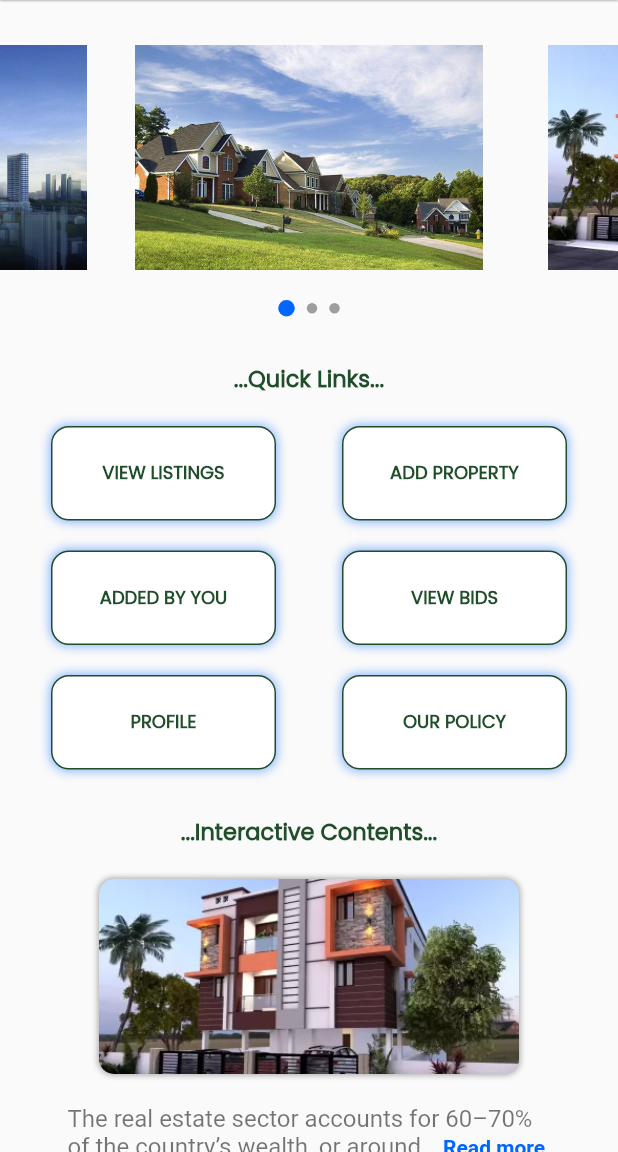
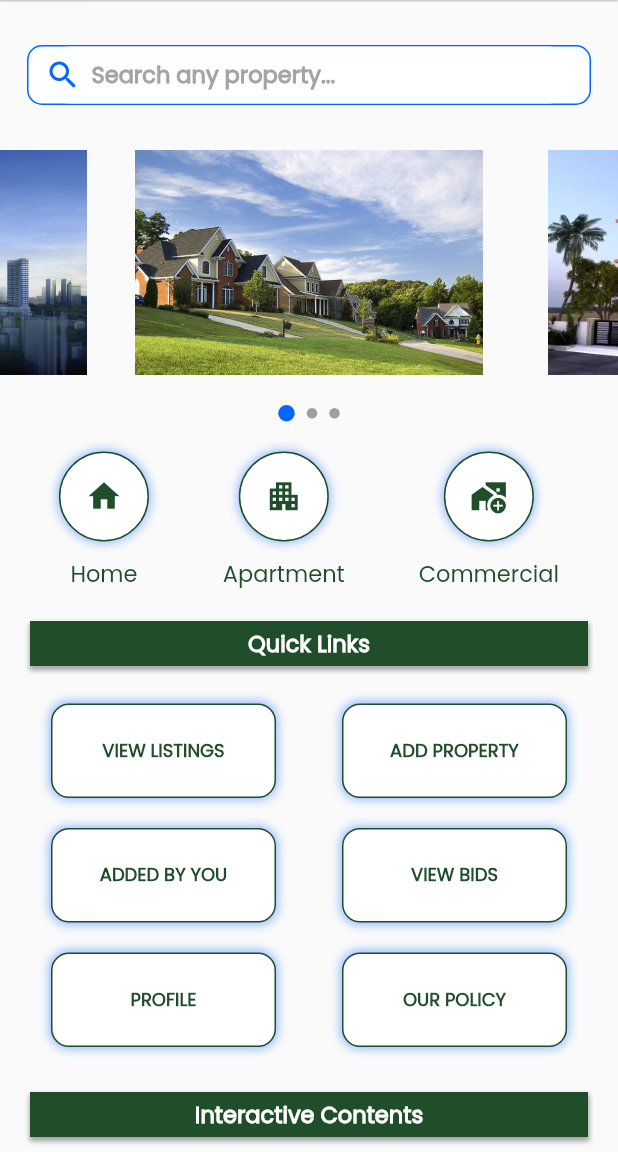
Before and after one commit to saroj-kumar-padhi/orea, a Flutter app: the RealEstateBidding screen opened directly, on a phone screen of 412 x 824 dp, the part 84-1236 px from its top. Run offline on Flutter 3.47's test engine with Material 2 defaults, Android fonts, the phone set to English and light mode, and no system bars; drawn by our look-alikes of carousel_slider, dots_indicator, readmore; our stand-ins replace cloud_firestore, firebase_auth, firebase_core, firebase_storage, image_picker; missing offline and left inert: jazzcash_flutter; accounts and stored records are empty.

Commit message:
all changes are done and new changes

```diff
--- a/lib/screens/orea_real_estate_bidding/orea_real_estate_bidding.dart
+++ b/lib/screens/orea_real_estate_bidding/orea_real_estate_bidding.dart
@@ -1,3 +1,4 @@
+import 'package:Orea/screens/orea_real_estate_bidding/searchBox.dart';
 import 'package:carousel_slider/carousel_slider.dart';
 import 'package:flutter/material.dart';
 import 'package:Orea/common_utils/common_utils.dart';
@@ -57,6 +58,53 @@ class _RealEstateBiddingState extends State<RealEstateBidding> {
         child: Column(
           children: [
             const SizedBox(height: 30),
+            // SEARCH FIELD ----->>>
+            Padding(
+              padding: const EdgeInsets.fromLTRB(15, 0, 15, 0),
+              child: Container(
+                height: 40,
+                padding: const EdgeInsets.symmetric(horizontal: 8),
+                margin: const EdgeInsets.symmetric(horizontal: 3, vertical: 0),
+                decoration: BoxDecoration(
+                    border: Border.all(color: deepBlue),
+                    shape: BoxShape.rectangle,
+                    color: whiteColor,
+                    borderRadius: BorderRadius.circular(10)),
+                child: Material(
+                  clipBehavior: Clip.antiAlias,
+                  shape: RoundedRectangleBorder(
+                      borderRadius: BorderRadius.circular(22.0)),
+                  color: whiteColor,
+                  child: InkWell(
+                    onTap: (() {
+                      Navigator.push(
+                          context,
+                          MaterialPageRoute(
+                              builder: (context) => const SearchBox()));
+                    }),
+                    child: Row(children: [
+                      Container(
+                        margin: const EdgeInsets.fromLTRB(3, 0, 7, 0),
+                        child: const Icon(
+                          Icons.search,
+                          color: deepBlue,
+                        ),
+                      ),
+                      Expanded(
+                          child: BoldText("Search any property...", hint, 15)),
+                      // Container(
+                      //   child: Icon(
+                      //     Icons.person,
+                      //     color: whiteColor,
+                      //   ),
+                      //   margin: const EdgeInsets.fromLTRB(3, 0, 7, 0),
+                      // )
+                    ]),
+                  ),
+                ),
+              ),
+            ),
+            const SizedBox(height: 30),
             // CAROUSEL SLIDER ----->>>
             CarouselSlider(
               items: images.map((item) => Image.asset(item)).toList(),
@@ -85,9 +133,31 @@ class _RealEstateBiddingState extends State<RealEstateBidding> {
                 activeSize: Size.square(11.0),
               ),
             ),
-            const SizedBox(height: 20),
-            BoldText("...Quick Links...", deepGreer, 15),
+
+            Row(
+              mainAxisAlignment: MainAxisAlignment.spaceEvenly,
+              children: [
+                circularTab(Icons.home, () {}, "Home"),
+                circularTab(Icons.apartment, () {}, "Apartment"),
+                circularTab(Icons.add_home_work_sharp, () {}, "Commercial"),
+              ],
+            ),
             const SizedBox(height: 10),
+            Padding(
+              padding: const EdgeInsets.symmetric(horizontal: 20),
+              child: Container(
+                  height: 30,
+                  width: MediaQuery.of(context).size.width,
+                  decoration: const BoxDecoration(color: deepGreer, boxShadow: [
+                    BoxShadow(
+                        color: hint,
+                        spreadRadius: 1,
+                        blurRadius: 2,
+                        offset: Offset(0, 2))
+                  ]),
+                  child: Center(child: BoldText("Quick Links", whiteColor, 15))),
+            ),
+            const SizedBox(height: 15),
             // QUICK LINK TABS ----->>>
             Row(
               mainAxisAlignment: MainAxisAlignment.spaceEvenly,
@@ -140,9 +210,23 @@ class _RealEstateBiddingState extends State<RealEstateBidding> {
             ),
 
             const SizedBox(height: 20),
-            BoldText("...Interactive Contents...", deepGreer, 15),
+            Padding(
+              padding: const EdgeInsets.symmetric(horizontal: 20),
+              child: Container(
+                  height: 30,
+                  width: MediaQuery.of(context).size.width,
+                  decoration: const BoxDecoration(color: deepGreer, boxShadow: [
+                    BoxShadow(
+                        color: hint,
+                        spreadRadius: 1,
+                        blurRadius: 2,
+                        offset: Offset(0, 2))
+                  ]),
+                  child: Center(
+                      child: BoldText("Interactive Contents", whiteColor, 15))),
+            ),
             // INTERACTIVE CONTENTS ------->>>
-            const SizedBox(height: 20),
+            const SizedBox(height: 25),
             categories(ImagePath.prop4,
                 "The real estate sector accounts for 60–70% of the country’s wealth, or around USD 300–400 billion, according to World Bank estimates."),
             const SizedBox(height: 20),
@@ -231,3 +315,36 @@ Widget categories(String image, String text) {
     ),
   );
 }
+
+circularTab(icon, clk, txt) {
+  return InkWell(
+    onTap: clk,
+    child: Padding(
+      padding: const EdgeInsets.all(10.0),
+      child: Column(
+        children: [
+          Container(
+            height: 60,
+            width: 60,
+            decoration: BoxDecoration(
+                color: whiteColor,
+                boxShadow: [
+                  BoxShadow(
+                    color: Colors.blueAccent.shade100,
+                    blurRadius: 5,
+                    spreadRadius: 0.5,
+                  )
+                ],
+                border: Border.all(color: deepGreer, width: 1),
+                borderRadius: BorderRadius.circular(30)),
+            child: Center(
+              child: Icon(icon, size: 25, color: deepGreer),
+            ),
+          ),
+          const SizedBox(height: 10),
+          LightText(txt, deepGreer, 15)
+        ],
+      ),
+    ),
+  );
+}
--- a/lib/screens/user_profile/user_profile.dart
+++ b/lib/screens/user_profile/user_profile.dart
@@ -1,6 +1,7 @@
 import 'package:Orea/screens/contact_us_screen/contact_us_screen.dart';
 import 'package:Orea/screens/property_added_by_you/property_added_by_you.dart';
 import 'package:Orea/screens/user_singIn/user_signIn.dart';
+import 'package:Orea/screens/welcome_screen/welcome_screen.dart';
 import 'package:cloud_firestore/cloud_firestore.dart';
 import 'package:flutter/material.dart';
 import 'package:Orea/common_utils/common_utils.dart';
@@ -318,7 +319,7 @@ class _UserProfileState extends State<UserProfile> {
                                   context,
                                   MaterialPageRoute(
                                       builder: (context) =>
-                                          const UserSignIn()));
+                                          const WelcomeScreen()));
                             }
                           },
                           child: BoldText("Log Out", whiteColor, 17),
```
Also changed, not shown: lib/screens/orea_real_estate_bidding/searchBox.dart (added, +177 -0 lines), lib/screens/skip_user/skip_user.dart (+9 -2 lines).
